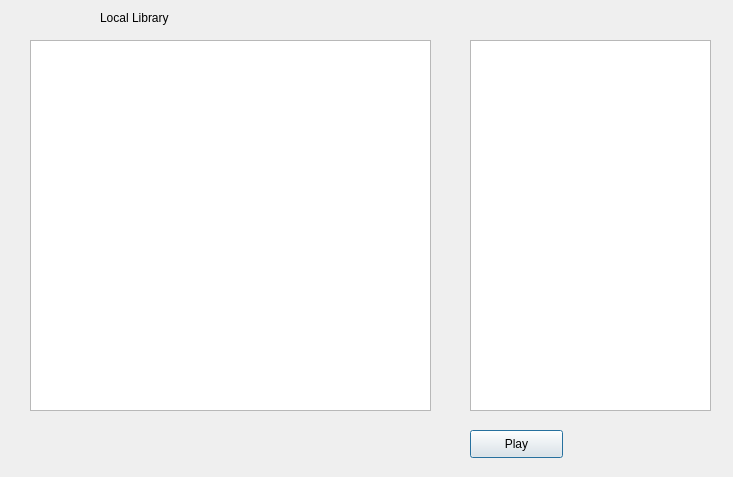
tnightingale/COMMAudio, file hostmulticast.ui: the form before one commit.
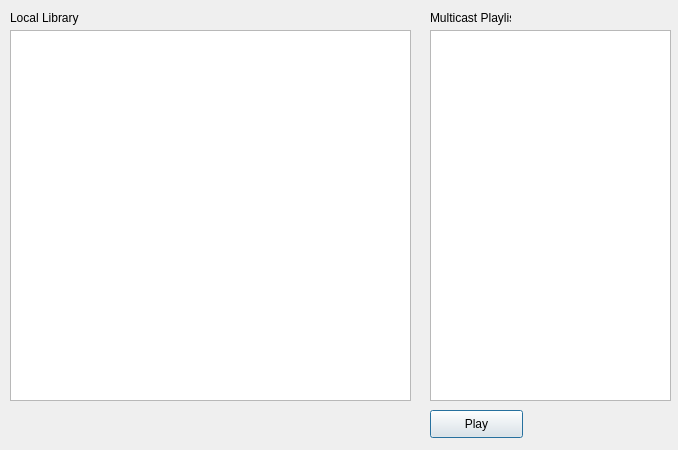
The form after the commit.

Commit message: Fixed UI layout and bug with transferring file lists.

```diff
--- a/hostmulticast.ui
+++ b/hostmulticast.ui
@@ -6,8 +6,8 @@
    <rect>
     <x>0</x>
     <y>0</y>
-    <width>733</width>
-    <height>477</height>
+    <width>678</width>
+    <height>450</height>
    </rect>
   </property>
   <property name="windowTitle">
@@ -16,8 +16,8 @@
   <widget class="QListWidget" name="playlistWidget">
    <property name="geometry">
     <rect>
-     <x>470</x>
-     <y>40</y>
+     <x>430</x>
+     <y>30</y>
      <width>241</width>
      <height>371</height>
     </rect>
@@ -26,8 +26,8 @@
   <widget class="QListWidget" name="localLibraryList">
    <property name="geometry">
     <rect>
-     <x>30</x>
-     <y>40</y>
+     <x>10</x>
+     <y>30</y>
      <width>401</width>
      <height>371</height>
     </rect>
@@ -36,8 +36,8 @@
   <widget class="QPushButton" name="playButton">
    <property name="geometry">
     <rect>
-     <x>470</x>
-     <y>430</y>
+     <x>430</x>
+     <y>410</y>
      <width>93</width>
      <height>28</height>
     </rect>
@@ -49,7 +49,7 @@
   <widget class="QLabel" name="label">
    <property name="geometry">
     <rect>
-     <x>100</x>
+     <x>10</x>
      <y>10</y>
      <width>81</width>
      <height>16</height>
@@ -59,6 +59,25 @@
     <string>Local Library</string>
    </property>
   </widget>
+  <widget class="QLabel" name="label_2">
+   <property name="geometry">
+    <rect>
+     <x>430</x>
+     <y>10</y>
+     <width>81</width>
+     <height>16</height>
+    </rect>
+   </property>
+   <property name="text">
+    <string>Multicast Playlist</string>
+   </property>
+  </widget>
+  <zorder>playlistWidget</zorder>
+  <zorder>localLibraryList</zorder>
+  <zorder>playButton</zorder>
+  <zorder>label</zorder>
+  <zorder>label_2</zorder>
+  <zorder>label_2</zorder>
  </widget>
  <resources/>
  <connections/>
```
The commit also changes 6 other files.
